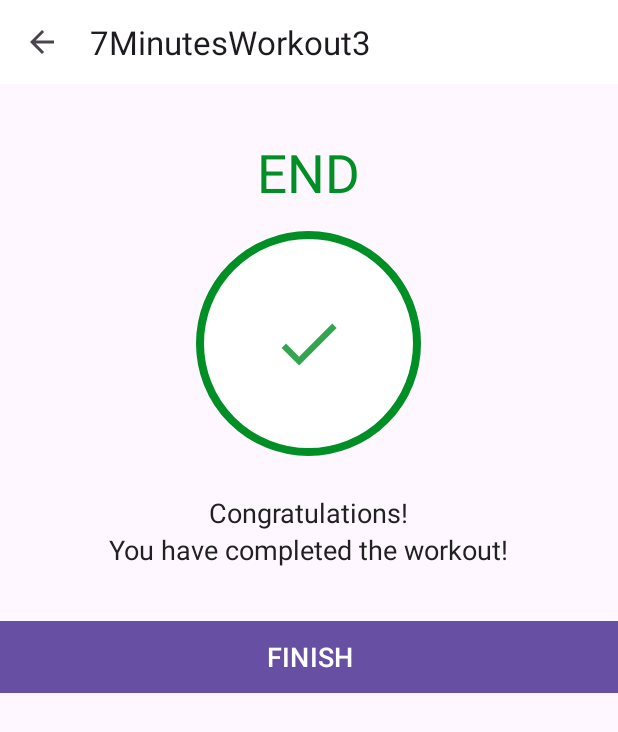
After one commit to ishan8604/7-Minutes-Workout, an Android app: the FinishActivity screen opened directly, with no data from a screen before it, on a phone screen of 412 x 824 dp. The commit adds this screen. Shown: the top 732 px of the screen. Run offline under Robolectric (Android 15) with nearby library versions, the phone set to English and light mode, and no system bars.

Commit message:
Finish activity addition

```diff
--- a/app/src/main/AndroidManifest.xml
+++ b/app/src/main/AndroidManifest.xml
@@ -19,6 +19,9 @@
         android:theme="@style/Theme.7MinutesWorkout3"
         tools:targetApi="31">
         <activity
+            android:name=".FinishActivity"
+            android:exported="false" />
+        <activity
             android:name=".ExerciseActivity"
             android:exported="false" />
         <activity
--- /dev/null
+++ b/app/src/main/java/com/example/a7minutesworkout3/FinishActivity.kt
@@ -0,0 +1,30 @@
+package com.example.a7minutesworkout3
+
+import androidx.appcompat.app.AppCompatActivity
+import android.os.Bundle
+import com.example.a7minutesworkout3.databinding.ActivityFinishBinding
+
+class FinishActivity : AppCompatActivity() {
+
+    private var binding: ActivityFinishBinding? = null
+
+    override fun onCreate(savedInstanceState: Bundle?) {
+        super.onCreate(savedInstanceState)
+        binding = ActivityFinishBinding.inflate(layoutInflater)
+        setContentView(binding?.root)
+
+        setSupportActionBar(binding?.toolbarFinishActivity)
+
+        if(supportActionBar != null) {
+            supportActionBar?.setDisplayHomeAsUpEnabled(true)
+        }
+
+        binding?.toolbarFinishActivity?.setNavigationOnClickListener {
+            onBackPressed()
+        }
+
+        binding?.btnFinish?.setOnClickListener {
+            finish()
+        }
+    }
+}
--- /dev/null
+++ b/app/src/main/res/drawable/ic_action_done.xml
@@ -0,0 +1,11 @@
+<vector xmlns:android="http://schemas.android.com/apk/res/android"
+    android:width="24dp"
+    android:height="24dp"
+    android:viewportWidth="24"
+    android:viewportHeight="24"
+    android:tint="#008F24"
+    android:alpha="0.8">
+    <path
+        android:fillColor="#FF000000"
+        android:pathData="M9,16.2L4.8,12l-1.4,1.4L9,19 21,7l-1.4,-1.4L9,16.2z"/>
+</vector>
--- a/app/src/main/res/layout/activity_exercise.xml
+++ b/app/src/main/res/layout/activity_exercise.xml
@@ -163,9 +163,11 @@
 
     <androidx.recyclerview.widget.RecyclerView
         android:id="@+id/rvExerciseStatus"
-        android:layout_width="match_parent"
+        android:layout_width="wrap_content"
         android:layout_height="wrap_content"
         android:layout_margin="5dp"
+        app:layout_constraintEnd_toEndOf="parent"
+        app:layout_constraintStart_toStartOf="parent"
         app:layout_constraintTop_toBottomOf="@id/flExerciseView"
         app:layout_constraintBottom_toBottomOf="parent"
         />
--- /dev/null
+++ b/app/src/main/res/layout/activity_finish.xml
@@ -0,0 +1,68 @@
+<?xml version="1.0" encoding="utf-8"?>
+<LinearLayout xmlns:android="http://schemas.android.com/apk/res/android"
+    xmlns:tools="http://schemas.android.com/tools"
+    android:layout_width="match_parent"
+    android:layout_height="match_parent"
+    android:gravity="center_horizontal"
+    android:orientation="vertical"
+    tools:context=".FinishActivity">
+
+    <androidx.appcompat.widget.Toolbar
+        android:id="@+id/toolbar_finish_activity"
+        android:layout_width="match_parent"
+        android:layout_height="?android:attr/actionBarSize"
+        android:background="#FFFFFF" />
+
+    <TextView
+        android:id="@+id/tvEnd"
+        android:layout_width="wrap_content"
+        android:layout_height="wrap_content"
+        android:layout_marginTop="35dp"
+        android:text="END"
+        android:textColor="@color/colorAccent"
+        android:textSize="35sp" />
+
+    <LinearLayout
+        android:layout_width="150dp"
+        android:layout_height="150dp"
+        android:layout_gravity="center"
+        android:layout_marginTop="15dp"
+        android:background="@drawable/item_circular_color_accent_border"
+        android:gravity="center">
+
+        <!--Here the ic_action_done image in added in the drawables folders.-->
+        <ImageView
+            android:layout_width="50dp"
+            android:layout_height="50dp"
+            android:contentDescription="@string/image"
+            android:src="@drawable/ic_action_done" />
+    </LinearLayout>
+
+    <TextView
+        android:layout_width="wrap_content"
+        android:layout_height="wrap_content"
+        android:layout_marginTop="25dp"
+        android:text="Congratulations!"
+        android:textColor="#212121"
+        android:textSize="18sp" />
+
+    <TextView
+        android:layout_width="wrap_content"
+        android:layout_height="wrap_content"
+        android:text="You have completed the workout!"
+        android:textColor="#212121"
+        android:textSize="18sp" />
+
+    <Button
+        android:id="@+id/btnFinish"
+        android:layout_width="match_parent"
+        android:layout_height="wrap_content"
+        android:layout_gravity="bottom"
+        android:layout_marginTop="35dp"
+        android:background="@color/colorAccent"
+        android:text="FINISH"
+        android:textColor="#FFFFFF"
+        android:textSize="18sp" />
+
+</LinearLayout>
+    <!--END-->
```
Also changed, not shown: app/src/main/java/com/example/a7minutesworkout3/ExerciseActivity.kt (+21 -13 lines), app/src/main/java/com/example/a7minutesworkout3/ExerciseStatusAdapter.kt (+18 -0 lines), app/src/main/res/drawable/item_circular_thin_color_accent_border.xml (added, +9 -0 lines).
